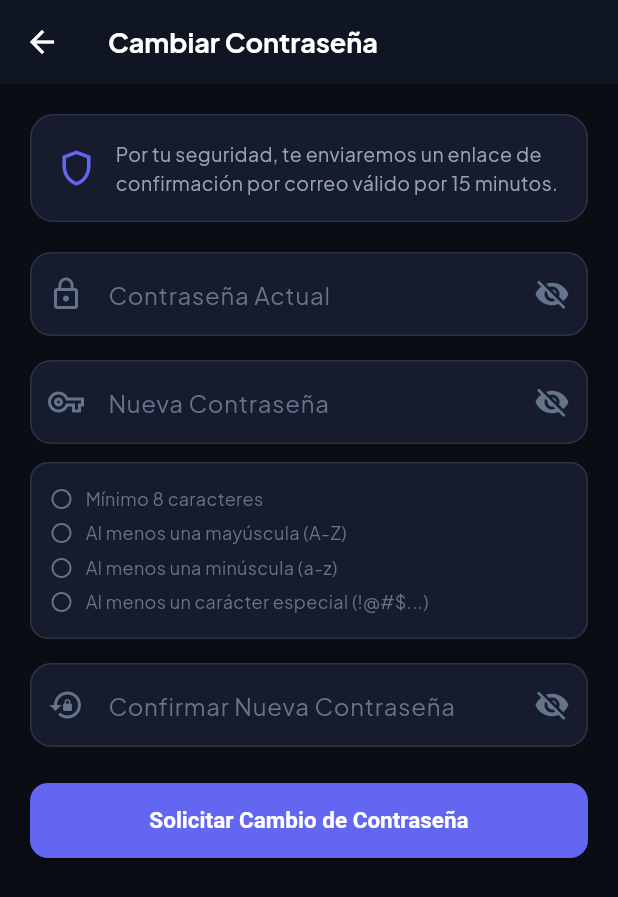
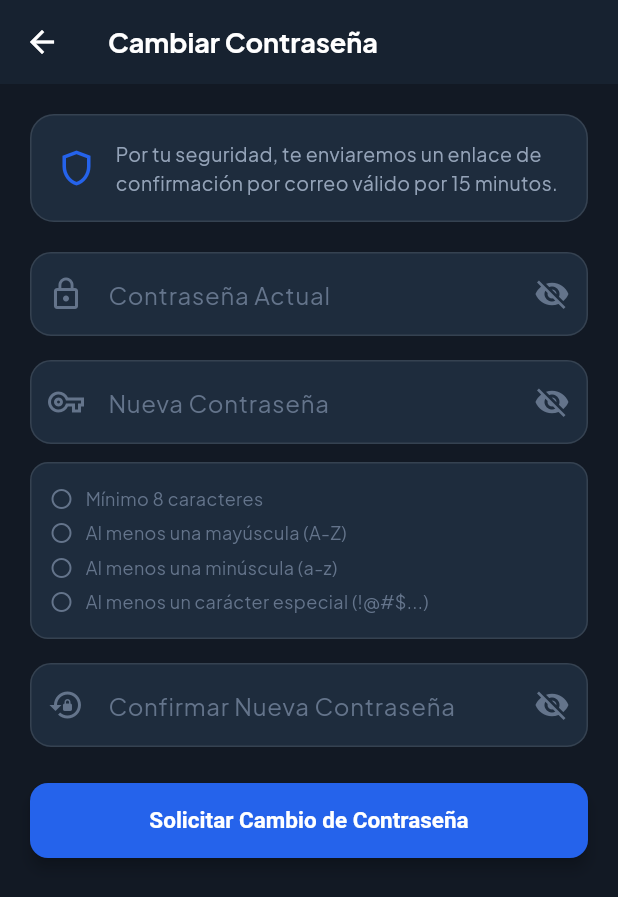
Before and after one commit to dylandeam/StyleStore_Mobile, a Flutter app: the ChangePasswordScreen screen opened by its route, on a phone screen of 412 x 824 dp. Shown: the top 897 px of the screen. Run offline on Flutter 3.47's test engine with Material 3 defaults, Android fonts, the phone set to English and light mode, and no system bars; our stand-ins replace flutter_secure_storage, google_fonts; accounts and stored records are empty.

Commit message:
actualización de colores de tema a la paleta de marca

```diff
--- a/lib/config/theme.dart
+++ b/lib/config/theme.dart
@@ -2,13 +2,13 @@ import 'package:flutter/material.dart';
 import 'package:google_fonts/google_fonts.dart';
 
 class AppTheme {
-  // Brand Colors
-  static const Color bgPrimary = Color(0xFF0A0D14);
-  static const Color bgSecondary = Color(0xFF101524);
-  static const Color bgCard = Color(0xFF161C2E);
-  static const Color accentIndigo = Color(0xFF6366F1);
-  static const Color accentPurple = Color(0xFFA855F7);
-  static const Color accentPink = Color(0xFFEC4899);
+  // Brand Colors — Deep Dark Navy & Royal Blue
+  static const Color bgPrimary = Color(0xFF121924);
+  static const Color bgSecondary = Color(0xFF172230);
+  static const Color bgCard = Color(0xFF1E2C3D);
+  static const Color accentIndigo = Color(0xFF2563EB); // Royal Blue
+  static const Color accentPurple = Color(0xFF3B82F6); // Lighter Blue
+  static const Color accentPink = Color(0xFF38BDF8);   // Sky Accent
   static const Color successGreen = Color(0xFF10B981);
   static const Color dangerRed = Color(0xFFEF4444);
   static const Color textPrimary = Color(0xFFF8FAFC);
```
